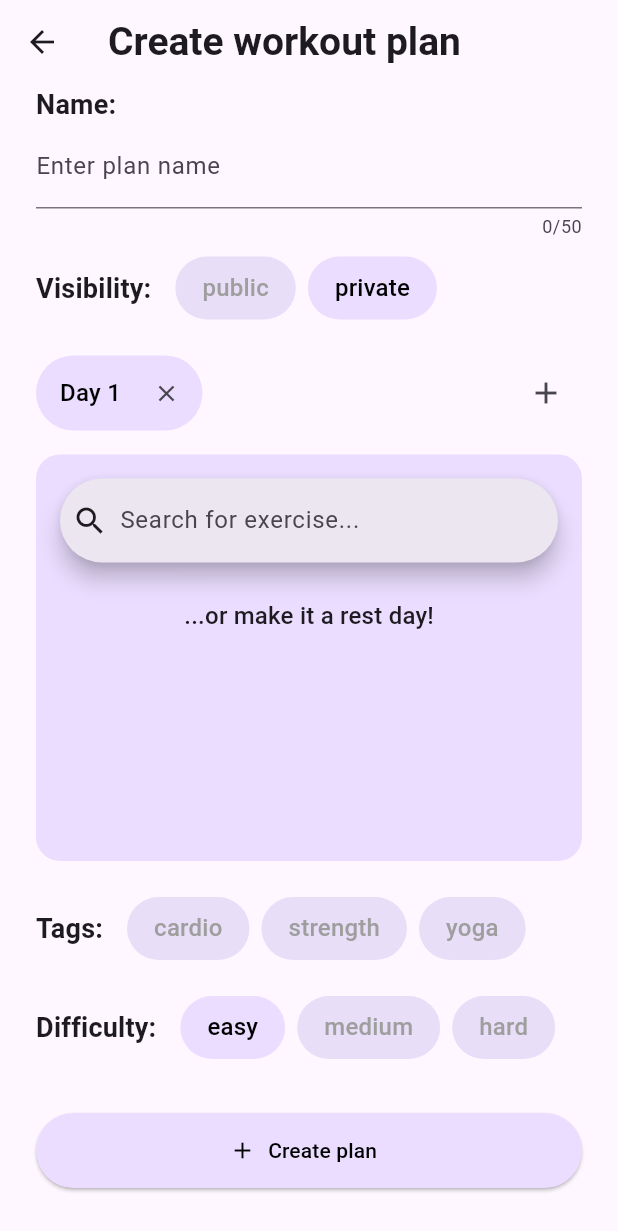
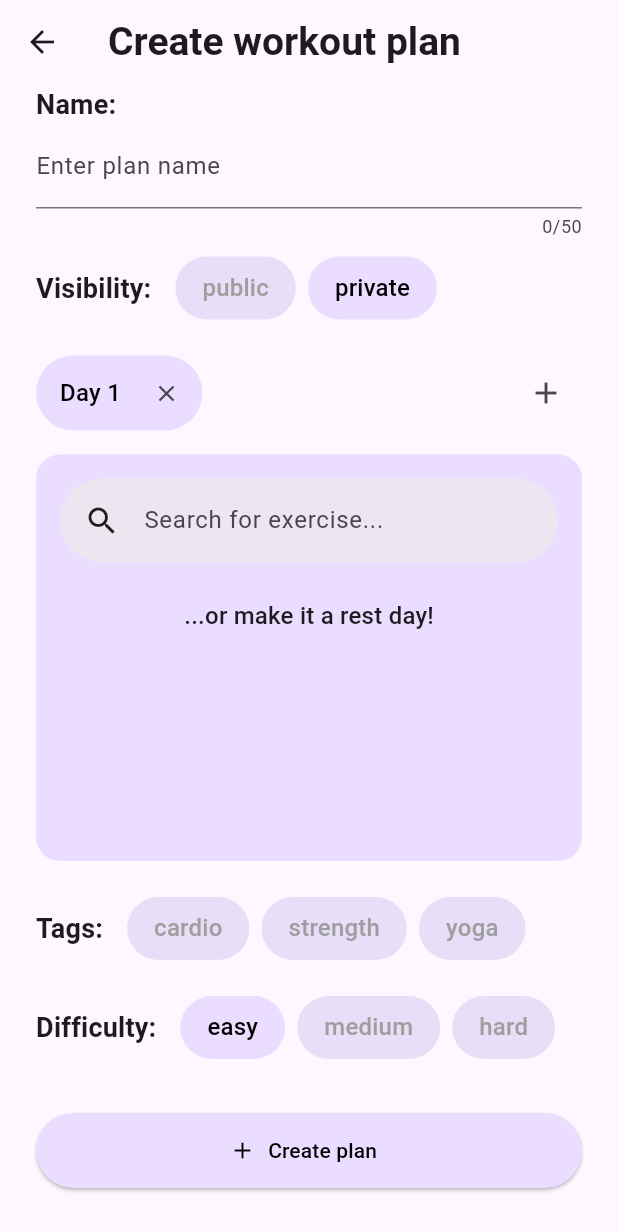
Before and after one commit to kmekarski/gym_partner, a Flutter app: the NewPlanScreen screen opened directly, on a phone screen of 412 x 824 dp. Shown: the top 1231 px of the screen. Run offline on Flutter 3.47's test engine with Material 3 defaults, Android fonts, the phone set to English and light mode, and no system bars; our stand-ins replace cloud_firestore, firebase_auth, firebase_core, flutter_riverpod, numberpicker; accounts and stored records are empty.

Commit message:
added exercise search bar styling

```diff
--- a/lib/widgets/exercise_searchbar.dart
+++ b/lib/widgets/exercise_searchbar.dart
@@ -20,8 +20,12 @@ class _ExerciseSearchbarState extends State<ExerciseSearchbar> {
     return SearchAnchor(
       builder: (context, controller) {
         return SearchBar(
+          elevation: MaterialStateProperty.all(0),
           controller: controller,
-          leading: Icon(Icons.search),
+          leading: const Padding(
+            padding: EdgeInsets.symmetric(horizontal: 8),
+            child: Icon(Icons.search),
+          ),
           onTap: () {
             controller.openView();
           },
```
